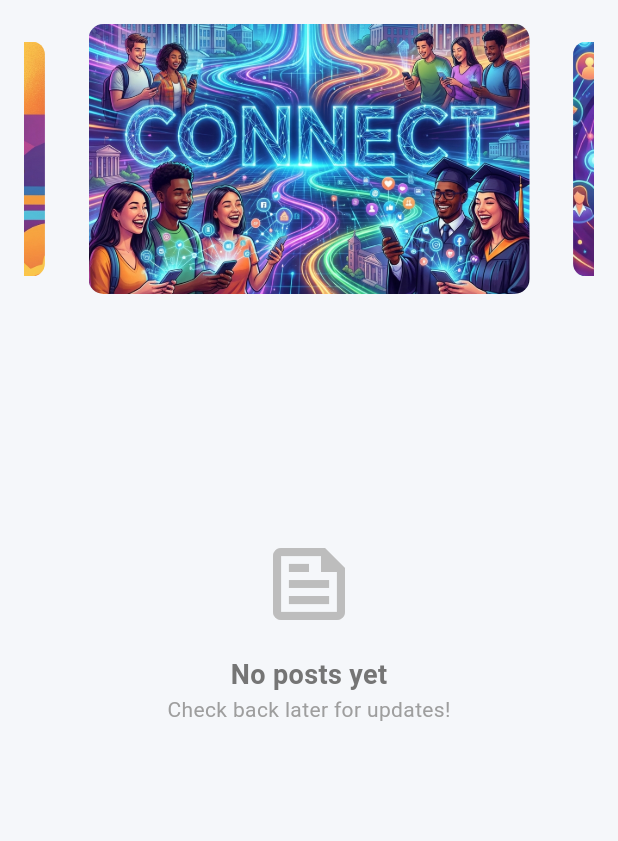
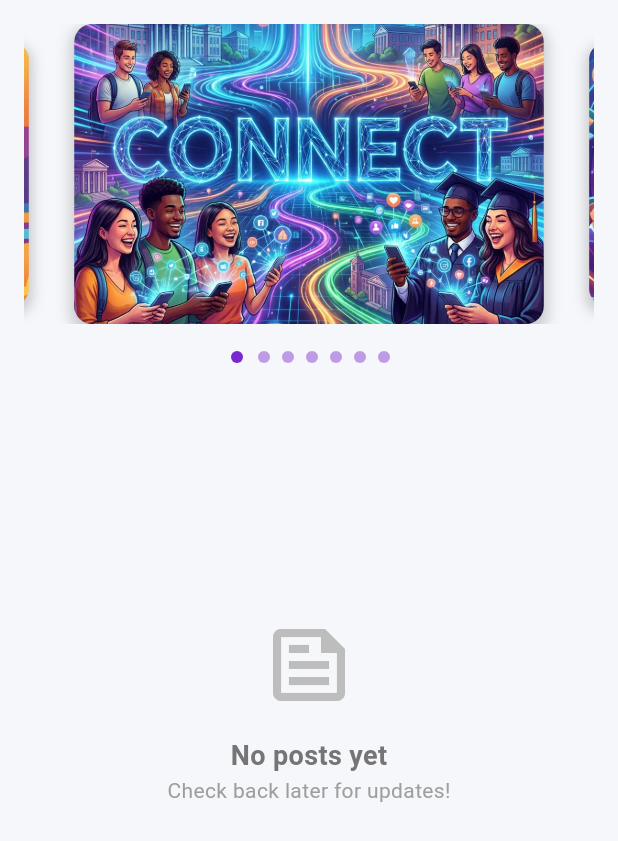
Before and after one commit to JAYASIMMA/ccet_alumini_app, a Flutter app: the FeedTab screen opened directly, on a phone screen of 412 x 824 dp. Shown: the top 841 px of the screen. Run offline on Flutter 3.47's test engine with Material 3 defaults, Android fonts, the phone set to English and light mode, and no system bars; drawn by our look-alikes of carousel_slider; our stand-ins replace auto_size_text, image_picker, shared_preferences; accounts and stored records are empty; network calls fail.

Commit message:
feat: Add new feed tab with carousel, post list, and admin delete functionality.

```diff
--- a/lib/screens/tabs/feed_tab.dart
+++ b/lib/screens/tabs/feed_tab.dart
@@ -14,6 +14,7 @@ class FeedTab extends StatefulWidget {
 
 class _FeedTabState extends State<FeedTab> {
   late Future<List<dynamic>> _postsFuture;
+  int _current = 0;
 
   @override
   void initState() {
@@ -54,7 +55,7 @@ class _FeedTabState extends State<FeedTab> {
                     children: [
                       CarouselSlider(
                         options: CarouselOptions(
-                          height: 180.0,
+                          height: 200.0,
                           autoPlay: true,
                           enlargeCenterPage: true,
                           aspectRatio: 16 / 9,
@@ -63,7 +64,13 @@ class _FeedTabState extends State<FeedTab> {
                           autoPlayAnimationDuration: const Duration(
                             milliseconds: 800,
                           ),
-                          viewportFraction: 0.8,
+                          viewportFraction: 0.85,
+                          enlargeFactor: 0.3,
+                          onPageChanged: (index, reason) {
+                            setState(() {
+                              _current = index;
+                            });
+                          },
                         ),
                         items:
                             [
@@ -83,7 +90,15 @@ class _FeedTabState extends State<FeedTab> {
                                       horizontal: 5.0,
                                     ),
                                     decoration: BoxDecoration(
-                                      borderRadius: BorderRadius.circular(10),
+                                      borderRadius: BorderRadius.circular(12),
+                                      boxShadow: [
+                                        BoxShadow(
+                                          color: Colors.black.withOpacity(0.2),
+                                          spreadRadius: 2,
+                                          blurRadius: 8,
+                                          offset: const Offset(0, 4),
+                                        ),
+                                      ],
                                       image: DecorationImage(
                                         image: AssetImage(i),
                                         fit: BoxFit.cover,
@@ -91,6 +106,40 @@ class _FeedTabState extends State<FeedTab> {
                                     ),
                                   );
                                 },
+                              );
+                            }).toList(),
+                      ),
+                      const SizedBox(height: 10),
+                      Row(
+                        mainAxisAlignment: MainAxisAlignment.center,
+                        children:
+                            [
+                              'assets/images/banner_1.png',
+                              'assets/images/banner_2.png',
+                              'assets/images/banner_3.png',
+                              'assets/images/banner_4.png',
+                              'assets/images/banner_5.png',
+                              'assets/images/banner_6.png',
+                              'assets/images/banner_7.png',
+                            ].asMap().entries.map((entry) {
+                              return Container(
+                                width: _current == entry.key ? 12.0 : 8.0,
+                                height: 8.0,
+                                margin: const EdgeInsets.symmetric(
+                                  vertical: 8.0,
+                                  horizontal: 4.0,
+                                ),
+                                decoration: BoxDecoration(
+                                  shape: BoxShape.circle,
+                                  color:
+                                      (Theme.of(context).brightness ==
+                                                  Brightness.dark
+                                              ? Colors.white
+                                              : Theme.of(context).primaryColor)
+                                          .withOpacity(
+                                            _current == entry.key ? 0.9 : 0.4,
+                                          ),
+                                ),
                               );
                             }).toList(),
                       ),
```
